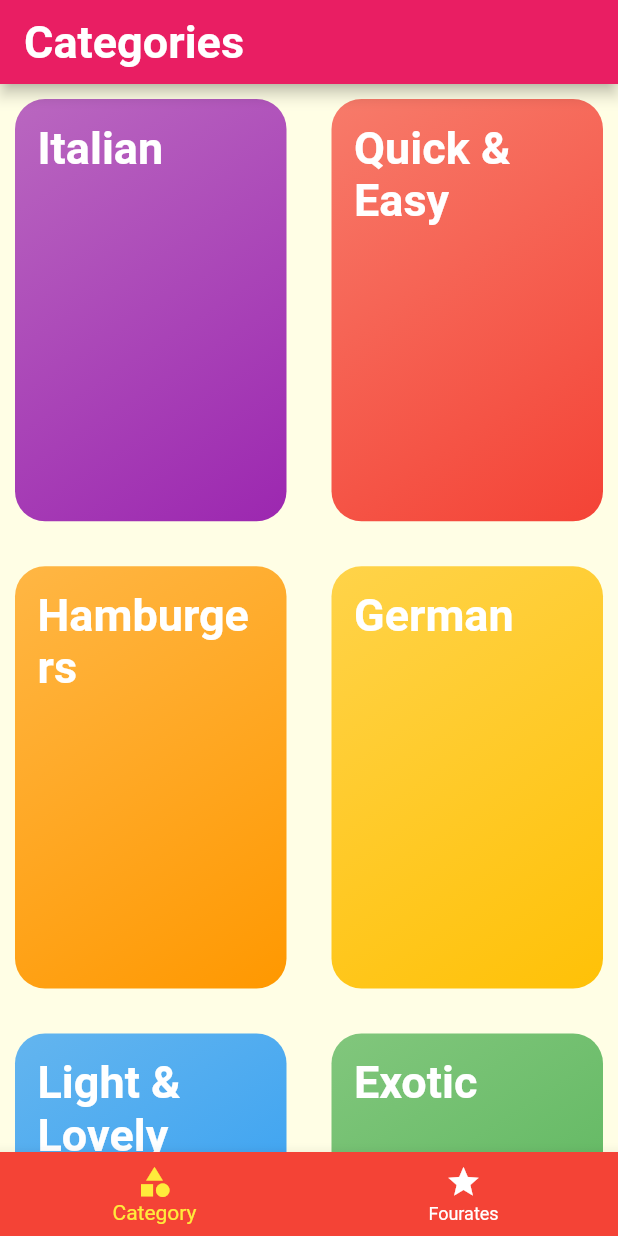
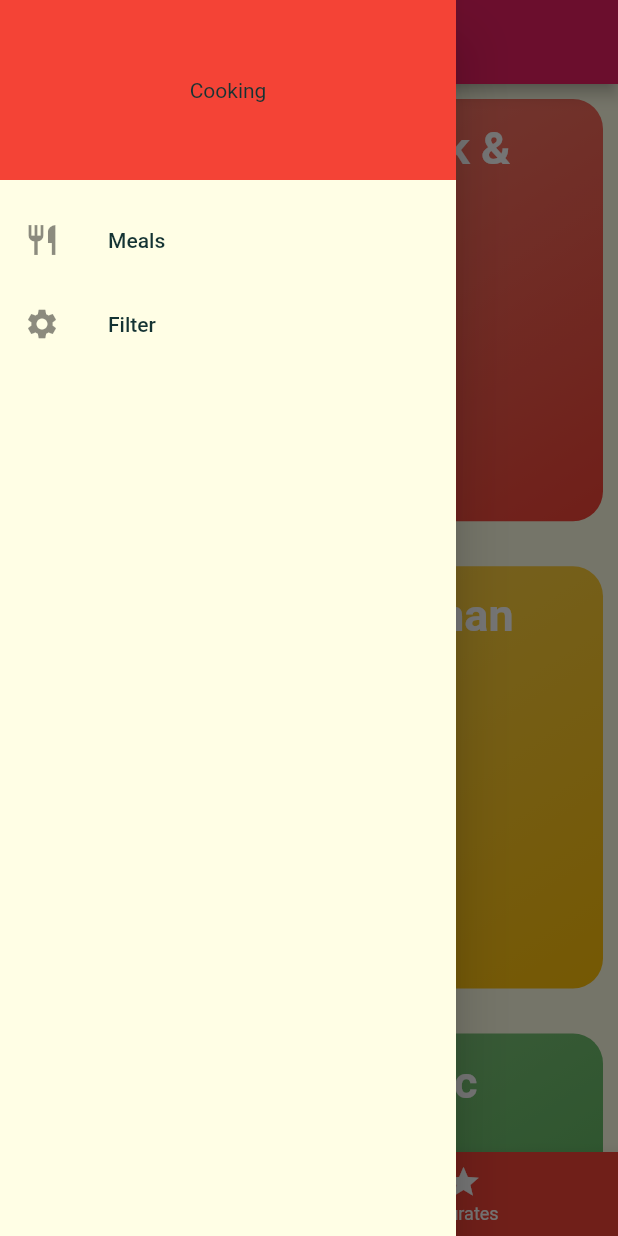
Before and after one commit to AmanPant777/meals_app, a Flutter app: the screen it shows after launch, with the side drawer open (before the commit the screen has no drawer), on a phone screen of 412 x 824 dp. Run offline on Flutter 3.47's test engine with Material 2 defaults, Android fonts, the phone set to English and light mode, and no system bars.

Commit message:
adding custom drawers

```diff
--- a/lib/tabscreen.dart
+++ b/lib/tabscreen.dart
@@ -2,6 +2,7 @@ import 'package:flutter/cupertino.dart';
 import 'package:flutter/material.dart';
 import 'package:meals_app/categories_screen.dart';
 import 'package:meals_app/favourate.dart';
+import 'package:meals_app/widgets/drawer.dart';
 
 class TabsScreen extends StatefulWidget {
   @override
@@ -28,6 +29,7 @@ class _TabsScreenState extends State<TabsScreen> {
         appBar: AppBar(
           title: Text(_pages[_selectpageindex]['title']),
         ),
+        drawer: MainDrawer(),
         body: _pages[_selectpageindex]['page'],
         bottomNavigationBar: BottomNavigationBar(
           onTap: _selectpage,
--- /dev/null
+++ b/lib/widgets/drawer.dart
@@ -0,0 +1,31 @@
+import 'package:flutter/material.dart';
+
+class MainDrawer extends StatelessWidget {
+  @override
+  Widget build(BuildContext context) {
+    return Drawer(
+      child: Column(
+        children: [
+          Container(
+            height: 120,
+            width: double.infinity,
+            padding: EdgeInsets.all(10),
+            alignment: Alignment.center,
+            color:Colors.red,
+            child: Text('Cooking'),
+          ),
+          SizedBox(height: 12,),
+          ListTile(
+            leading: Icon(Icons.restaurant),
+            title: Text('Meals'),
+
+          ),
+           ListTile(
+            leading: Icon(Icons.settings),
+            title: Text('Filter'),
+          )
+        ],
+      ),
+    );
+  }
+}
```
